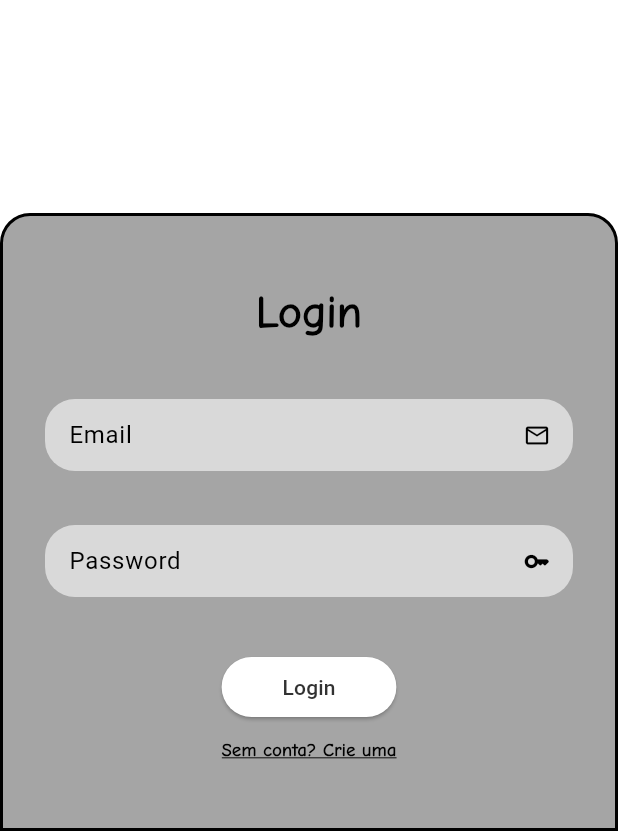
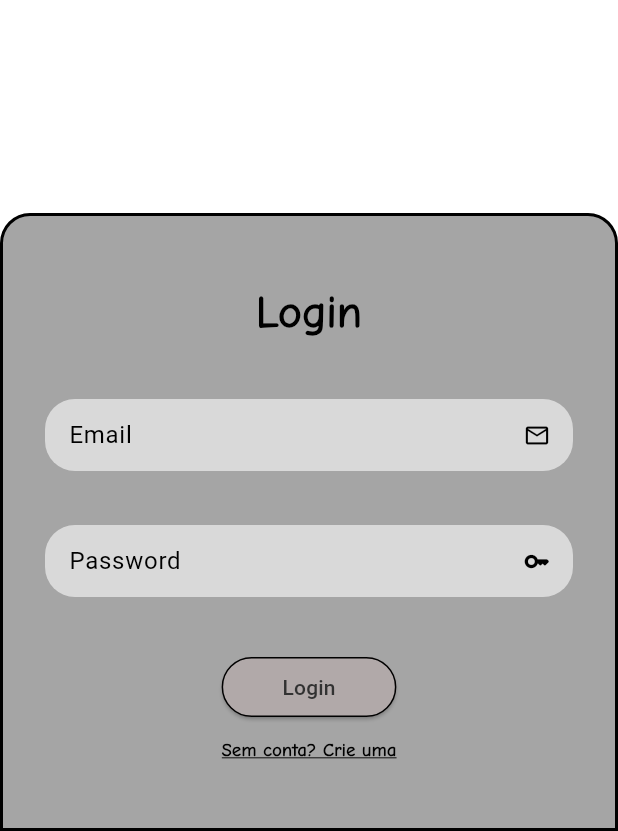
Before and after one commit to atjoao/concordo-mobile, a Flutter app: the screen it shows after launch, after a tap on "Sem conta? Crie uma", after a tap on "Tens conta? Faz login!", on a phone screen of 412 x 824 dp, the part 405-1236 px from its top. Run offline on Flutter 3.47's test engine with Material 3 defaults, Android fonts, the phone set to English and light mode, and no system bars; our stand-ins replace flutter_svg, shared_preferences; accounts and stored records are empty.

Commit message:
maybe i need some stuf later snow halation

```diff
--- a/lib/pages/auth/components/login_comp.dart
+++ b/lib/pages/auth/components/login_comp.dart
@@ -1,10 +1,30 @@
 import 'package:Concordo/pages/auth/enum.dart';
 import 'package:flutter/material.dart';
 
-class LoginComp extends StatelessWidget {
+class LoginComp extends StatefulWidget {
   final void Function(AuthForm) changeForm;
 
   const LoginComp({super.key, required this.changeForm});
+
+  @override
+  State<LoginComp> createState() => _LoginComp();
+}
+
+class _LoginComp extends State<LoginComp> {
+  final _emailController = TextEditingController();
+  final _passwordController = TextEditingController();
+
+  @override
+  void dispose() {
+    _emailController.dispose();
+    _passwordController.dispose();
+    super.dispose();
+  }
+
+  @override
+  void initState() {
+    super.initState();
+  }
 
   @override
   Widget build(BuildContext context) {
@@ -28,6 +48,7 @@ class LoginComp extends StatelessWidget {
                 ),
               ),
               TextField(
+                controller: _emailController,
                 keyboardType: TextInputType.emailAddress,
                 decoration: InputDecoration(
                   isDense: true,
@@ -54,6 +75,7 @@ class LoginComp extends StatelessWidget {
                 ),
               ),
               TextField(
+                controller: _passwordController,
                 obscureText: true,
                 decoration: InputDecoration(
                   isDense: true,
@@ -84,10 +106,15 @@ class LoginComp extends StatelessWidget {
                   crossAxisAlignment: CrossAxisAlignment.stretch,
                   children: [
                     ElevatedButton(
-                      onPressed: () {},
+                      onPressed: () => {},
                       style: ElevatedButton.styleFrom(
+                        backgroundColor: const Color.fromRGBO(177, 169, 169, 1),
                         shape: RoundedRectangleBorder(
                           borderRadius: BorderRadius.circular(20.0),
+                        ),
+                        side: const BorderSide(
+                          color: Color.fromRGBO(0, 0, 0, 1),
+                          width: 1.0,
                         ),
                       ),
                       child: const Text("Login"),
@@ -97,7 +124,7 @@ class LoginComp extends StatelessWidget {
                     ),
                     GestureDetector(
                       onTap: () {
-                        changeForm(AuthForm.register);
+                        widget.changeForm(AuthForm.register);
                       },
                       child: const Text(
                         'Sem conta? Crie uma',
--- a/lib/pages/auth/components/register_comp.dart
+++ b/lib/pages/auth/components/register_comp.dart
@@ -4,7 +4,11 @@ import 'package:flutter/material.dart';
 class RegisterComp extends StatelessWidget {
   final void Function(AuthForm) changeForm;
 
-  const RegisterComp({super.key, required this.changeForm});
+  RegisterComp({super.key, required this.changeForm});
+
+  final _usernameController = TextEditingController();
+  final _emailController = TextEditingController();
+  final _passwordController = TextEditingController();
 
   @override
   Widget build(BuildContext context) {
@@ -14,7 +18,7 @@ class RegisterComp extends StatelessWidget {
           minHeight: MediaQuery.of(context).size.height * 0.5,
         ),
         child: Padding(
-          padding: const EdgeInsets.symmetric(horizontal: 30.0, vertical: 25.0),
+          padding: const EdgeInsets.symmetric(horizontal: 30.0, vertical: 15.0),
           child: Column(
             mainAxisAlignment: MainAxisAlignment.spaceBetween,
             children: [
@@ -28,7 +32,7 @@ class RegisterComp extends StatelessWidget {
                 ),
               ),
               TextField(
-                keyboardType: TextInputType.emailAddress,
+                controller: _usernameController,
                 decoration: InputDecoration(
                   isDense: true,
                   filled: true,
@@ -54,6 +58,7 @@ class RegisterComp extends StatelessWidget {
                 ),
               ),
               TextField(
+                controller: _emailController,
                 keyboardType: TextInputType.emailAddress,
                 decoration: InputDecoration(
                   isDense: true,
@@ -80,6 +85,7 @@ class RegisterComp extends StatelessWidget {
                 ),
               ),
               TextField(
+                controller: _passwordController,
                 obscureText: true,
                 decoration: InputDecoration(
                   isDense: true,
@@ -112,8 +118,13 @@ class RegisterComp extends StatelessWidget {
                     ElevatedButton(
                       onPressed: () {},
                       style: ElevatedButton.styleFrom(
+                        backgroundColor: const Color.fromRGBO(177, 169, 169, 1),
                         shape: RoundedRectangleBorder(
                           borderRadius: BorderRadius.circular(20.0),
+                        ),
+                        side: const BorderSide(
+                          color: Color.fromRGBO(0, 0, 0, 1),
+                          width: 1.0,
                         ),
                       ),
                       child: const Text("Registar"),
@@ -127,7 +138,7 @@ class RegisterComp extends StatelessWidget {
                       },
                       child: const Text(
                         'Tens conta? Faz login!',
-                        key: Key("create-account"),
+                        key: Key("login-account"),
                         style: TextStyle(
                           color: Color.fromRGBO(0, 0, 0, 1),
                           fontSize: 12.0,
```
Also changed, not shown: lib/pages/auth/components/notas.txt (added, +17 -0 lines).
